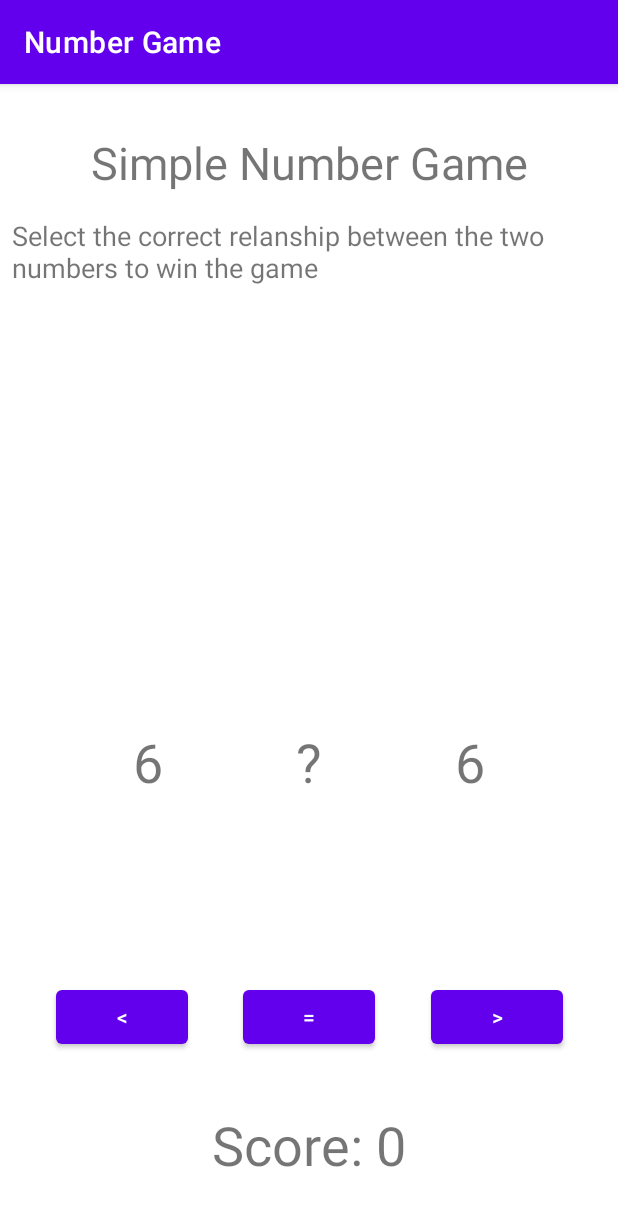
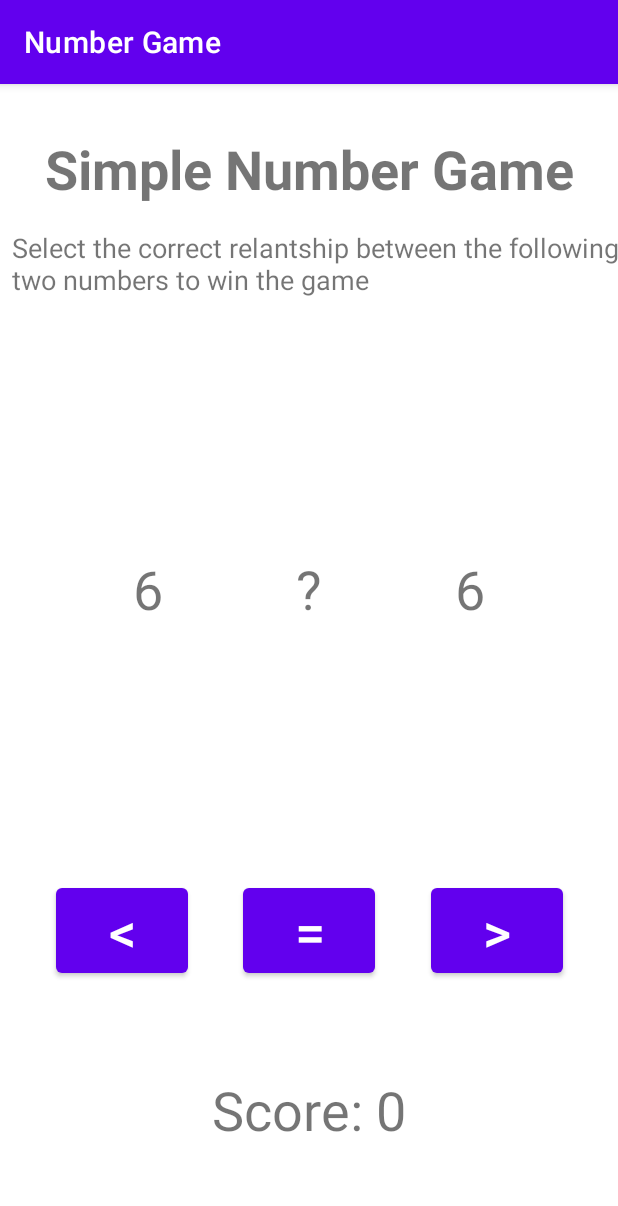
Before and after one commit to cs407-560-s21/NumberGame, an Android app: the screen it shows after launch (MainActivity), on a phone screen of 412 x 824 dp. Shown: the top 1206 px of the screen. Run offline under Robolectric (Android 15) with nearby library versions, the phone set to English and light mode, and no system bars.

Commit message:
Updated layout

```diff
--- a/app/src/main/res/layout/activity_main.xml
+++ b/app/src/main/res/layout/activity_main.xml
@@ -12,7 +12,8 @@
         android:layout_height="wrap_content"
         android:layout_marginTop="32dp"
         android:text="Simple Number Game"
-        android:textSize="30sp"
+        android:textSize="36sp"
+        android:textStyle="bold"
         app:layout_constraintEnd_toEndOf="parent"
         app:layout_constraintStart_toStartOf="parent"
         app:layout_constraintTop_toTopOf="parent" />
@@ -23,7 +24,7 @@
         android:layout_height="wrap_content"
         android:layout_marginStart="16dp"
         android:layout_marginTop="16dp"
-        android:text="Select the correct relanship between the two numbers to win the game"
+        android:text="Select the correct relantship between the following two numbers to win the game"
         android:textSize="18sp"
         app:layout_constraintEnd_toEndOf="parent"
         app:layout_constraintStart_toStartOf="parent"
@@ -35,7 +36,7 @@
         android:layout_height="wrap_content"
         android:text="0"
         android:textSize="36sp"
-        app:layout_constraintBottom_toBottomOf="parent"
+        app:layout_constraintBottom_toTopOf="@+id/less_than_button"
         app:layout_constraintEnd_toStartOf="@+id/textView7"
         app:layout_constraintStart_toStartOf="parent"
         app:layout_constraintTop_toBottomOf="@+id/textView2" />
@@ -44,9 +45,9 @@
         android:id="@+id/textView7"
         android:layout_width="wrap_content"
         android:layout_height="wrap_content"
-        android:text="?"
+        android:text="\?"
         android:textSize="36sp"
-        app:layout_constraintBottom_toBottomOf="parent"
+        app:layout_constraintBottom_toTopOf="@+id/equal_button"
         app:layout_constraintEnd_toStartOf="@+id/random_number2"
         app:layout_constraintStart_toEndOf="@+id/random_number1"
         app:layout_constraintTop_toBottomOf="@+id/textView2" />
@@ -57,7 +58,7 @@
         android:layout_height="wrap_content"
         android:text="0"
         android:textSize="36sp"
-        app:layout_constraintBottom_toBottomOf="parent"
+        app:layout_constraintBottom_toTopOf="@+id/greater_than_button"
         app:layout_constraintEnd_toEndOf="parent"
         app:layout_constraintStart_toEndOf="@+id/textView7"
         app:layout_constraintTop_toBottomOf="@+id/textView2" />
@@ -68,6 +69,7 @@
         android:layout_height="wrap_content"
         android:onClick="lessThanButton"
         android:text="&lt;"
+        android:textSize="36sp"
         app:layout_constraintBottom_toBottomOf="parent"
         app:layout_constraintEnd_toStartOf="@+id/equal_button"
         app:layout_constraintStart_toStartOf="parent"
@@ -79,6 +81,7 @@
         android:layout_height="wrap_content"
         android:onClick="equalButton"
         android:text="="
+        android:textSize="36sp"
         app:layout_constraintBottom_toBottomOf="parent"
         app:layout_constraintEnd_toStartOf="@+id/greater_than_button"
         app:layout_constraintStart_toEndOf="@+id/less_than_button"
@@ -90,6 +93,7 @@
         android:layout_height="wrap_content"
         android:onClick="greaterThanButton"
         android:text="&gt;"
+        android:textSize="36sp"
         app:layout_constraintBottom_toBottomOf="parent"
         app:layout_constraintEnd_toEndOf="parent"
         app:layout_constraintStart_toEndOf="@+id/equal_button"
```
